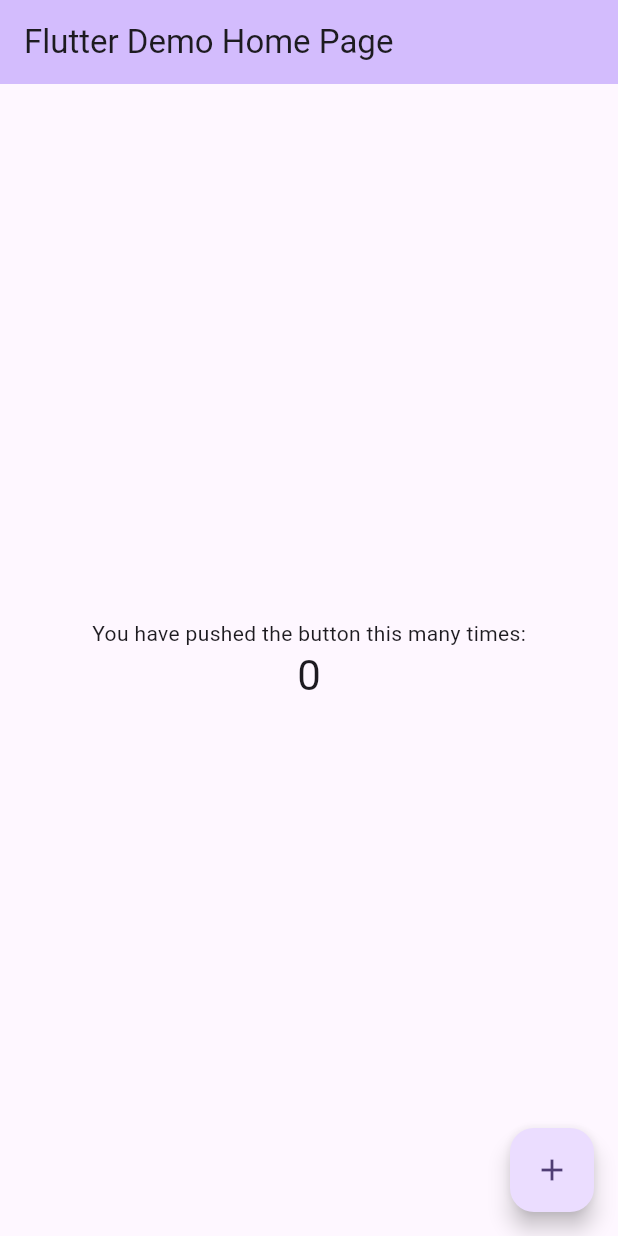
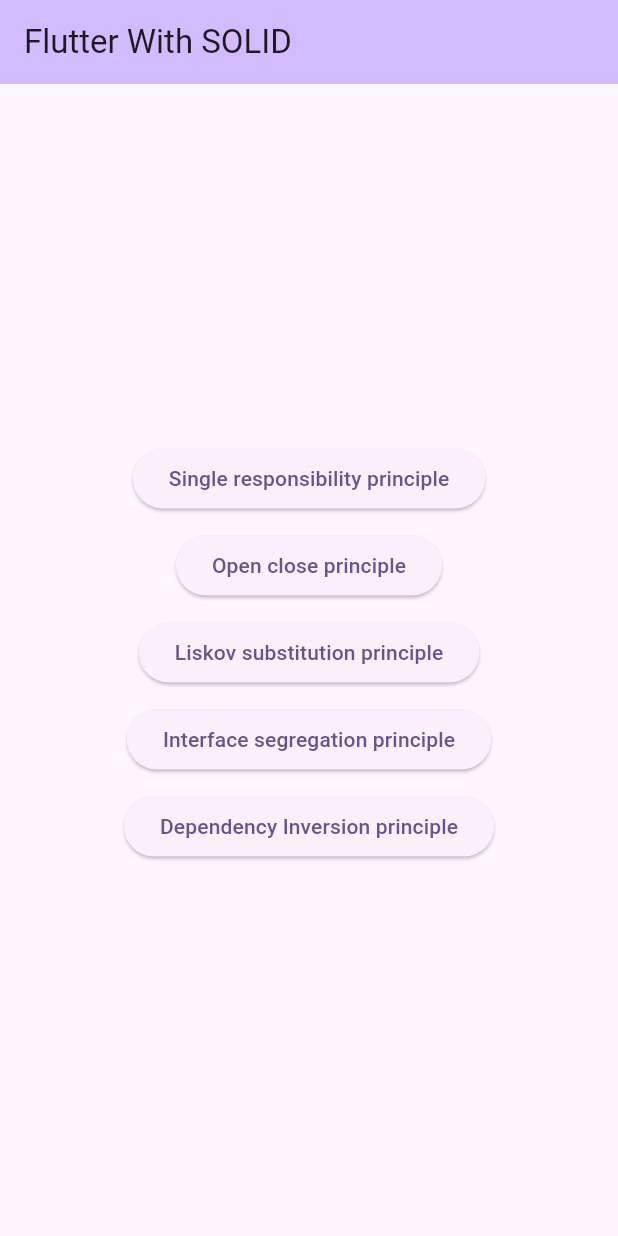
Before and after one commit to An19ik89/flutter_with_solid_principles-, a Flutter app: the screen it shows after launch, on a phone screen of 412 x 824 dp. Run offline on Flutter 3.47's test engine with Material 2 defaults, Android fonts, the phone set to English and light mode, and no system bars.

Commit message:
button added with title

```diff
--- a/flutter_solid_principles/lib/main.dart
+++ b/flutter_solid_principles/lib/main.dart
@@ -1,53 +1,39 @@
+import 'package:flutter/foundation.dart';
 import 'package:flutter/material.dart';
+import 'package:flutter_solid_principles/principle_name/dependencyInversion_title.dart';
+import 'package:flutter_solid_principles/principle_name/interfaceSegregation_title.dart';
+import 'package:flutter_solid_principles/principle_name/liskovSubstitution_title.dart';
+import 'package:flutter_solid_principles/principle_name/openclose_title.dart';
+import 'package:flutter_solid_principles/principle_name/show_principle.dart';
+import 'package:flutter_solid_principles/principle_name/singleResponsibility_title.dart';
+
 
 void main() {
   runApp(const MyApp());
+  // VehicleMileageCalculator vehicleMileageCalculator = VehicleMileageCalculator();
+  // vehicleMileageCalculator.showMileage(Car());
+  // vehicleMileageCalculator.showMileage(Truck());
 }
 
 class MyApp extends StatelessWidget {
   const MyApp({super.key});
 
-  // This widget is the root of your application.
   @override
   Widget build(BuildContext context) {
     return MaterialApp(
       title: 'Flutter Demo',
+      debugShowCheckedModeBanner: false,
       theme: ThemeData(
-        // This is the theme of your application.
-        //
-        // TRY THIS: Try running your application with "flutter run". You'll see
-        // the application has a blue toolbar. Then, without quitting the app,
-        // try changing the seedColor in the colorScheme below to Colors.green
-        // and then invoke "hot reload" (save your changes or press the "hot
-        // reload" button in a Flutter-supported IDE, or press "r" if you used
-        // the command line to start the app).
-        //
-        // Notice that the counter didn't reset back to zero; the application
-        // state is not lost during the reload. To reset the state, use hot
-        // restart instead.
-        //
-        // This works for code too, not just values: Most code changes can be
-        // tested with just a hot reload.
         colorScheme: ColorScheme.fromSeed(seedColor: Colors.deepPurple),
         useMaterial3: true,
       ),
-      home: const MyHomePage(title: 'Flutter Demo Home Page'),
+      home: const MyHomePage(title: 'Flutter With SOLID'),
     );
   }
 }
 
 class MyHomePage extends StatefulWidget {
   const MyHomePage({super.key, required this.title});
-
-  // This widget is the home page of your application. It is stateful, meaning
-  // that it has a State object (defined below) that contains fields that affect
-  // how it looks.
-
-  // This class is the configuration for the state. It holds the values (in this
-  // case the title) provided by the parent (in this case the App widget) and
-  // used by the build method of the State. Fields in a Widget subclass are
-  // always marked "final".
-
   final String title;
 
   @override
@@ -55,71 +41,90 @@
 }
 
 class _MyHomePageState extends State<MyHomePage> {
-  int _counter = 0;
 
-  void _incrementCounter() {
-    setState(() {
-      // This call to setState tells the Flutter framework that something has
-      // changed in this State, which causes it to rerun the build method below
-      // so that the display can reflect the updated values. If we changed
-      // _counter without calling setState(), then the build method would not be
-      // called again, and so nothing would appear to happen.
-      _counter++;
-    });
-  }
+  ShowPrincipleName principle = ShowPrincipleName();
 
   @override
   Widget build(BuildContext context) {
-    // This method is rerun every time setState is called, for instance as done
-    // by the _incrementCounter method above.
-    //
-    // The Flutter framework has been optimized to make rerunning build methods
-    // fast, so that you can just rebuild anything that needs updating rather
-    // than having to individually change instances of widgets.
     return Scaffold(
       appBar: AppBar(
-        // TRY THIS: Try changing the color here to a specific color (to
-        // Colors.amber, perhaps?) and trigger a hot reload to see the AppBar
-        // change color while the other colors stay the same.
         backgroundColor: Theme.of(context).colorScheme.inversePrimary,
-        // Here we take the value from the MyHomePage object that was created by
-        // the App.build method, and use it to set our appbar title.
         title: Text(widget.title),
       ),
       body: Center(
-        // Center is a layout widget. It takes a single child and positions it
-        // in the middle of the parent.
         child: Column(
-          // Column is also a layout widget. It takes a list of children and
-          // arranges them vertically. By default, it sizes itself to fit its
-          // children horizontally, and tries to be as tall as its parent.
-          //
-          // Column has various properties to control how it sizes itself and
-          // how it positions its children. Here we use mainAxisAlignment to
-          // center the children vertically; the main axis here is the vertical
-          // axis because Columns are vertical (the cross axis would be
-          // horizontal).
-          //
-          // TRY THIS: Invoke "debug painting" (choose the "Toggle Debug Paint"
-          // action in the IDE, or press "p" in the console), to see the
-          // wireframe for each widget.
           mainAxisAlignment: MainAxisAlignment.center,
+          crossAxisAlignment: CrossAxisAlignment.center,
           children: <Widget>[
-            const Text(
-              'You have pushed the button this many times:',
-            ),
-            Text(
-              '$_counter',
-              style: Theme.of(context).textTheme.headlineMedium,
-            ),
+            ElevatedButton(
+                onPressed: (){
+
+                }, child: principle.showPrinciple(SingleResponsibility())),
+            const SizedBox(height: 10.0,),
+            ElevatedButton(
+                onPressed: (){
+
+                }, child: principle.showPrinciple(OpenClose())),
+            const SizedBox(height: 10.0,),
+            ElevatedButton(
+                onPressed: (){
+
+                }, child: principle.showPrinciple(LiskovSubstitution())),
+            const SizedBox(height: 10.0,),
+            ElevatedButton(
+                onPressed: (){
+
+                }, child: principle.showPrinciple(InterfaceSegregation())),
+            const SizedBox(height: 10.0,),
+            ElevatedButton(
+                onPressed: (){
+
+                }, child: principle.showPrinciple(DependencyInversion())),
+            const SizedBox(height: 10.0,),
+
           ],
         ),
-      ),
-      floatingActionButton: FloatingActionButton(
-        onPressed: _incrementCounter,
-        tooltip: 'Increment',
-        child: const Icon(Icons.add),
       ), // This trailing comma makes auto-formatting nicer for build methods.
     );
   }
 }
+
+
+
+
+
+
+
+
+
+
+
+
+// class VehicleMileageCalculator{
+//  void showMileage(Vehicle vehicle){
+//    if (kDebugMode) {
+//      print("${vehicle.getVehicleName()}'s Mileage : ${vehicle.getMileage()}");
+//    }
+//  }
+// }
+//
+// abstract class Vehicle{
+//   String getMileage();
+//   String getVehicleName();
+// }
+// class Car extends Vehicle{
+//
+//   @override
+//   String getVehicleName() => "Car";
+//
+//   @override
+//   String getMileage() => "90 km/l";
+// }
+// class Truck extends Vehicle{
+//
+//   @override
+//   String getVehicleName() => "Truck";
+//
+//   @override
+//   String getMileage() => "40 km/l";
+// }
--- /dev/null
+++ b/flutter_solid_principles/lib/principle_name/dependencyInversion_title.dart
@@ -0,0 +1,6 @@
+import 'package:flutter_solid_principles/principle_name/pricples.dart';
+
+class DependencyInversion extends Principles{
+  @override
+  String getPrinciplesName() => "Dependency Inversion principle";
+}
--- /dev/null
+++ b/flutter_solid_principles/lib/principle_name/interfaceSegregation_title.dart
@@ -0,0 +1,6 @@
+import 'package:flutter_solid_principles/principle_name/pricples.dart';
+
+class InterfaceSegregation extends Principles{
+  @override
+  String getPrinciplesName() => "Interface segregation principle";
+}
--- /dev/null
+++ b/flutter_solid_principles/lib/principle_name/liskovSubstitution_title.dart
@@ -0,0 +1,6 @@
+import 'package:flutter_solid_principles/principle_name/pricples.dart';
+
+class LiskovSubstitution extends Principles{
+  @override
+  String getPrinciplesName() => "Liskov substitution principle";
+}
--- /dev/null
+++ b/flutter_solid_principles/lib/principle_name/openclose_title.dart
@@ -0,0 +1,6 @@
+import 'package:flutter_solid_principles/principle_name/pricples.dart';
+
+class OpenClose extends Principles{
+  @override
+  String getPrinciplesName() => "Open close principle";
+}
--- /dev/null
+++ b/flutter_solid_principles/lib/principle_name/pricples.dart
@@ -0,0 +1,3 @@
+abstract class Principles{
+  String getPrinciplesName();
+}
--- /dev/null
+++ b/flutter_solid_principles/lib/principle_name/show_principle.dart
@@ -0,0 +1,9 @@
+import 'package:flutter/material.dart';
+import 'package:flutter_solid_principles/principle_name/pricples.dart';
+
+
+class ShowPrincipleName{
+  showPrinciple(Principles principles){
+    return Text(principles.getPrinciplesName());
+  }
+}
--- /dev/null
+++ b/flutter_solid_principles/lib/principle_name/singleResponsibility_title.dart
@@ -0,0 +1,6 @@
+import 'package:flutter_solid_principles/principle_name/pricples.dart';
+
+class SingleResponsibility extends Principles{
+  @override
+  String getPrinciplesName() => "Single responsibility principle";
+}
```
